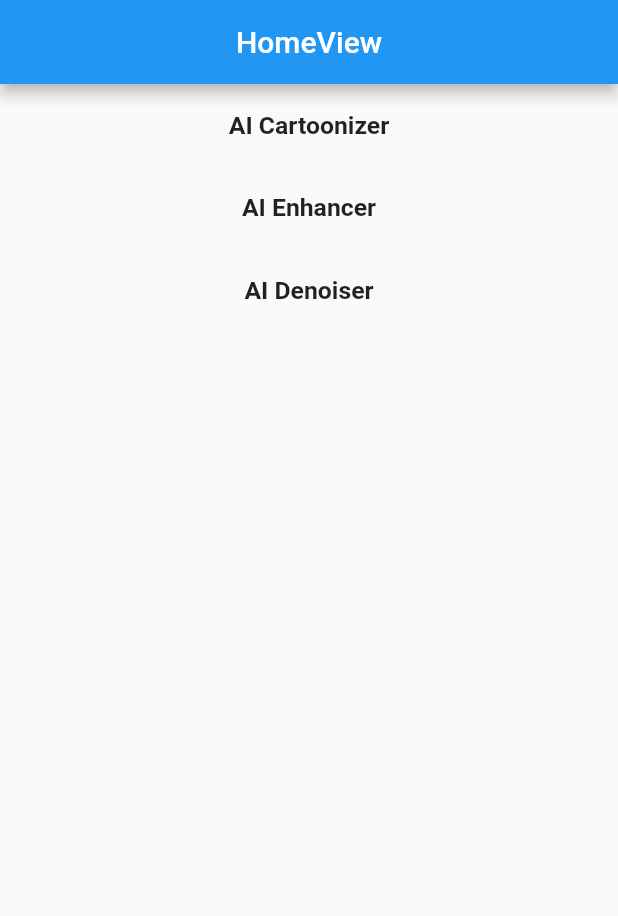
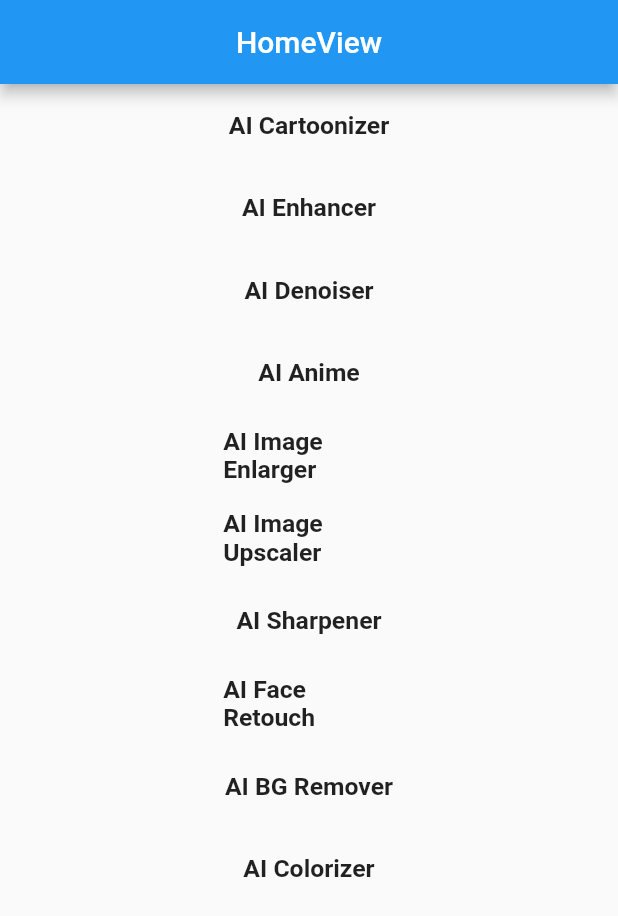
Before and after one commit to KhilanVitthani/toon, a Flutter app: the screen it shows after launch, on a phone screen of 412 x 824 dp. Shown: the top 916 px of the screen. Run offline on Flutter 3.47's test engine with Material 2 defaults, Android fonts, the phone set to English and light mode, and no system bars; our stand-ins replace cached_network_image, connectivity_plus, dio, fluttertoast, get, get_it and 6 more.

Commit message:
initial commit

```diff
--- a/lib/app/modules/Image_screen/views/image_screen_view.dart
+++ b/lib/app/modules/Image_screen/views/image_screen_view.dart
@@ -28,6 +28,12 @@ class ImageScreenView extends GetWidget<ImageScreenController> {
           child: Scaffold(
             appBar: AppBar(
               actions: [
+                IconButton(
+                    onPressed: () {
+                      Get.offAndToNamed(Routes.HOME);
+                    },
+                    icon: Icon(Icons.arrow_back)),
+                Spacer(),
                 GestureDetector(
                   onTap: () {
                     controller.screenshotController
--- a/lib/app/modules/home/views/home_view.dart
+++ b/lib/app/modules/home/views/home_view.dart
@@ -68,6 +68,132 @@ class HomeView extends GetView<HomeController> {
               alignment: Alignment.center,
               child: Text(
                 "AI Denoiser",
+                style: TextStyle(
+                    fontSize: MySize.getHeight(15),
+                    fontWeight: FontWeight.bold),
+              ),
+            ),
+          )),
+          Center(
+              child: GestureDetector(
+            onTap: () {
+              controller.isFromAnime.value = true;
+              uploadImage(context);
+            },
+            child: Container(
+              width: MySize.getWidth(100),
+              height: MySize.getHeight(50),
+              alignment: Alignment.center,
+              child: Text(
+                "AI Anime",
+                style: TextStyle(
+                    fontSize: MySize.getHeight(15),
+                    fontWeight: FontWeight.bold),
+              ),
+            ),
+          )),
+          Center(
+              child: GestureDetector(
+            onTap: () {
+              controller.isFromImageEnlarger.value = true;
+              uploadImage(context);
+            },
+            child: Container(
+              width: MySize.getWidth(100),
+              height: MySize.getHeight(50),
+              alignment: Alignment.center,
+              child: Text(
+                "AI Image Enlarger",
+                style: TextStyle(
+                    fontSize: MySize.getHeight(15),
+                    fontWeight: FontWeight.bold),
+              ),
+            ),
+          )),
+          Center(
+              child: GestureDetector(
+            onTap: () {
+              controller.isFromImageUpscaler.value = true;
+              uploadImage(context);
+            },
+            child: Container(
+              width: MySize.getWidth(100),
+              height: MySize.getHeight(50),
+              alignment: Alignment.center,
+              child: Text(
+                "AI Image Upscaler",
+                style: TextStyle(
+                    fontSize: MySize.getHeight(15),
+                    fontWeight: FontWeight.bold),
+              ),
+            ),
+          )),
+          Center(
+              child: GestureDetector(
+            onTap: () {
+              controller.isFromSharpener.value = true;
+              uploadImage(context);
+            },
+            child: Container(
+              width: MySize.getWidth(100),
+              height: MySize.getHeight(50),
+              alignment: Alignment.center,
+              child: Text(
+                "AI Sharpener",
+                style: TextStyle(
+                    fontSize: MySize.getHeight(15),
+                    fontWeight: FontWeight.bold),
+              ),
+            ),
+          )),
+          Center(
+              child: GestureDetector(
+            onTap: () {
+              controller.isFromFaceRetouch.value = true;
+              uploadImage(context);
+            },
+            child: Container(
+              width: MySize.getWidth(100),
+              height: MySize.getHeight(50),
+              alignment: Alignment.center,
+              child: Text(
+                "AI Face Retouch",
+                style: TextStyle(
+                    fontSize: MySize.getHeight(15),
+                    fontWeight: FontWeight.bold),
+              ),
+            ),
+          )),
+          Center(
+              child: GestureDetector(
+            onTap: () {
+              controller.isFromBGRemover.value = true;
+              uploadImage(context);
+            },
+            child: Container(
+              width: MySize.getWidth(100),
+              height: MySize.getHeight(50),
+              alignment: Alignment.center,
+              child: Text(
+                "AI BG Remover",
+                style: TextStyle(
+                    fontSize: MySize.getHeight(15),
+                    fontWeight: FontWeight.bold),
+              ),
+            ),
+          )),
+          Center(
+              child: GestureDetector(
+            onTap: () {
+              controller.isFromColorizer.value = true;
+              uploadImage(context);
+            },
+            child: Container(
+              width: MySize.getWidth(100),
+              height: MySize.getHeight(50),
+              alignment: Alignment.center,
+              child: Text(
+                "AI Colorizer",
                 style: TextStyle(
                     fontSize: MySize.getHeight(15),
                     fontWeight: FontWeight.bold),
--- a/lib/constants/api_constants.dart
+++ b/lib/constants/api_constants.dart
@@ -17,6 +17,13 @@ class ArgumentConstant {
   static const isFromCatoonizer = "isFromCatoonizer";
   static const isFromEnhancer = "isFromEnhancer";
   static const isFromDenoiser = "isFromDenoiser";
+  static const isFromAnime = "isFromAnime";
+  static const isFromImageEnlarger = "isFromImageEnlarger";
+  static const isFromImageUpscaler = "isFromImageUpscaler";
+  static const isFromSharpener = "isFromSharpener";
+  static const isFromFaceRetouch = "isFromFaceRetouch";
+  static const isFromBGRemover = "isFromBGRemover";
+  static const isFromColorizer = "isFromColorizer";
 
   static const password = "password";
 }
--- a/lib/constants/sizeConstant.dart
+++ b/lib/constants/sizeConstant.dart
@@ -262,7 +262,8 @@ CachedNetworkImage getImageByLink(
       ),
     ),
     errorWidget: (context, url, error) => Image(
-        image: NetworkImage(imagePath + imagePlaceHolder),
+        image: NetworkImage(
+            "https://img.freepik.com/free-vector/oops-404-error-with-broken-robot-concept-illustration_114360-1932.jpg?w=740&t=st=1671101893~exp=1671102493~hmac=9c13ac4d975b5a7fe887c35c0cd6429483008d20d370099b6c0a40a8417427dd"),
         height: height,
         width: width,
         fit: boxFit),
```
Also changed, not shown: lib/app/modules/Image_screen/controllers/image_screen_controller.dart (+265 -2 lines), lib/app/modules/home/controllers/home_controller.dart (+126 -0 lines).
